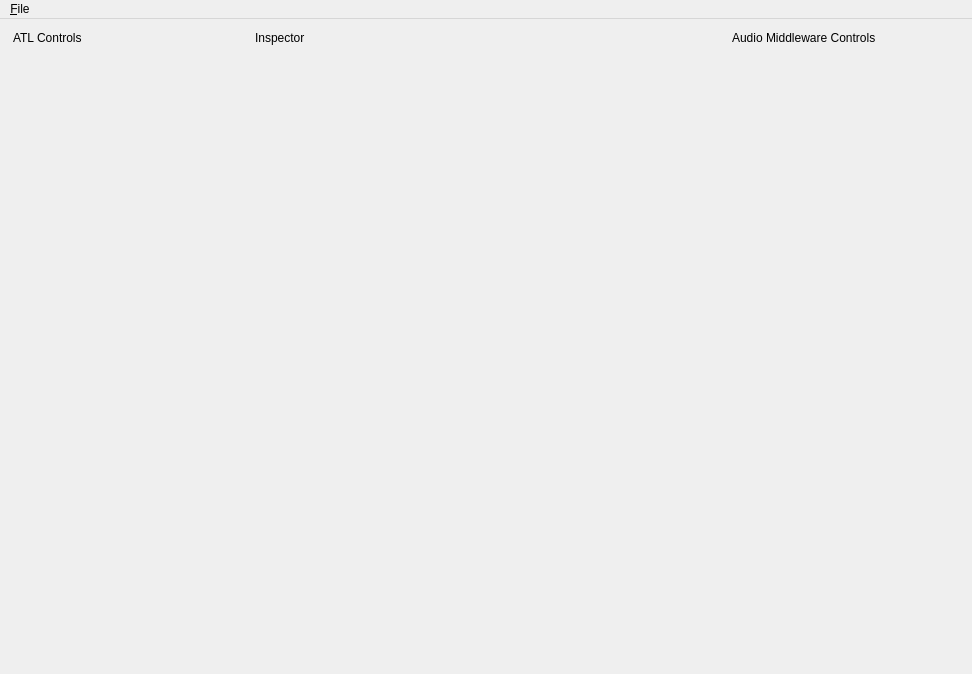
Old version of the form Gems/AudioSystem/Code/Source/Editor/AudioControlsEditorMainWindow.ui in the repository o3de/o3de.
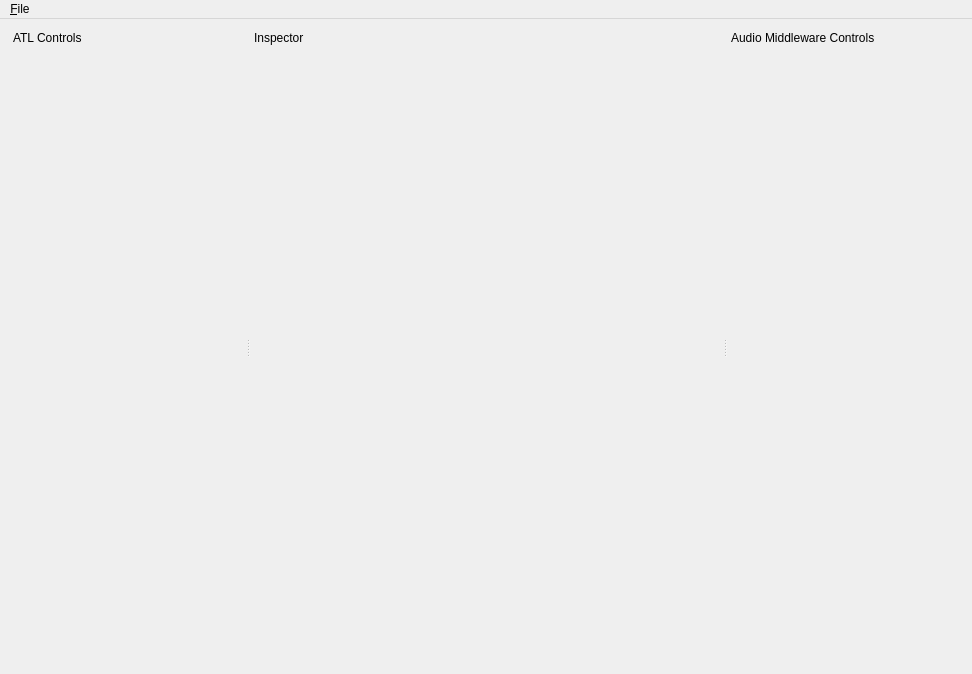
New version of the form. Icons and pictures are not drawn.

Commit message: [AudioSystem] ACE: Panels now can be resized horizontally by dragging the boundary between them.

```diff
--- a/Gems/AudioSystem/Code/Source/Editor/AudioControlsEditorMainWindow.ui
+++ b/Gems/AudioSystem/Code/Source/Editor/AudioControlsEditorMainWindow.ui
@@ -28,6 +28,13 @@
    </property>
    <layout class="QHBoxLayout" name="horizontalLayout">
     <item>
+     <widget class="QSplitter" name="splitter">
+      <property name="orientation">
+       <enum>Qt::Horizontal</enum>
+      </property>
+      <property name="childrenCollapsible">
+       <bool>false</bool>
+      </property>
      <widget class="QDockWidget" name="m_pATLControlsDockWidget">
       <property name="sizePolicy">
        <sizepolicy hsizetype="Expanding" vsizetype="Preferred">
@@ -58,8 +65,6 @@
        </layout>
       </widget>
      </widget>
-    </item>
-    <item>
      <widget class="QDockWidget" name="m_pInspectorDockWidget">
       <property name="sizePolicy">
        <sizepolicy hsizetype="Expanding" vsizetype="Preferred">
@@ -90,8 +95,6 @@
        </layout>
       </widget>
      </widget>
-    </item>
-    <item>
      <widget class="QDockWidget" name="m_pMiddlewareDockWidget">
       <property name="sizePolicy">
        <sizepolicy hsizetype="Expanding" vsizetype="Preferred">
@@ -125,6 +128,7 @@
        </layout>
       </widget>
      </widget>
+     </widget>
     </item>
    </layout>
   </widget>
```
Left out of the diff: 2 changed lines with no effect on the pictures. Lines whose indentation alone changed are shown as unchanged.
